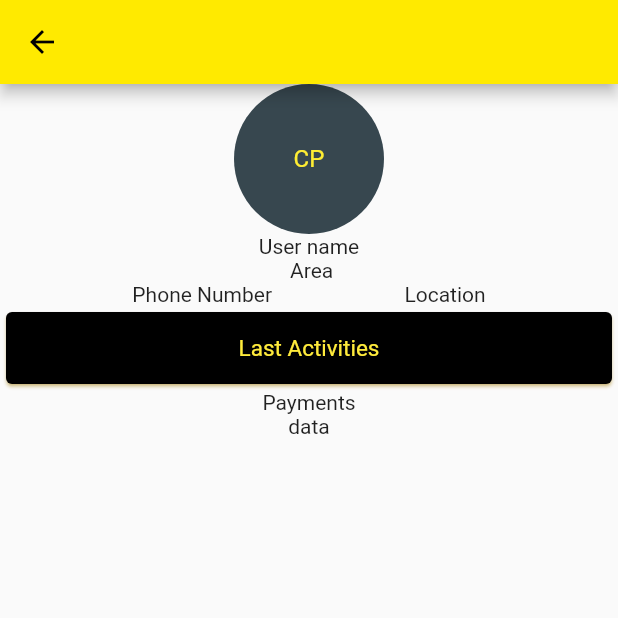
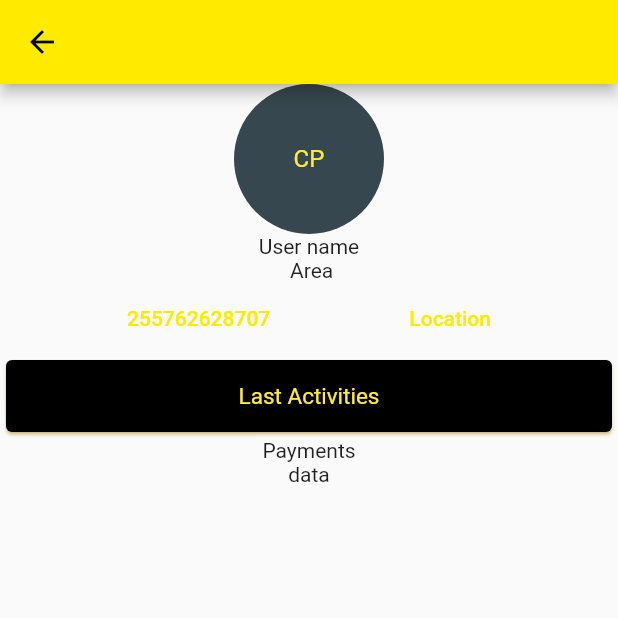
Before and after one commit to dennie27/field_app2, a Flutter app: the Profile screen opened directly, on a phone screen of 412 x 824 dp, the top half of it. Run offline on Flutter 3.47's test engine with Material 2 defaults, Android fonts, the phone set to English and light mode, and no system bars; our stand-ins replace getwidget, google_fonts, google_nav_bar, percent_indicator; missing offline and left inert: multiselect_formfield.

Commit message:
UI update V5

```diff
--- a/lib/profile.dart
+++ b/lib/profile.dart
@@ -24,8 +24,9 @@ class ProfileState extends State<Profile> {
           Row(
             mainAxisAlignment: MainAxisAlignment.spaceEvenly,
             children: [
-              Text("Phone Number"),
-              Text("Location"),
+              TextButton(onPressed: (){},child: Text("255762628707")),
+              TextButton(onPressed: (){},child: Text("Location")),
+
             ],
 
           ),
```
